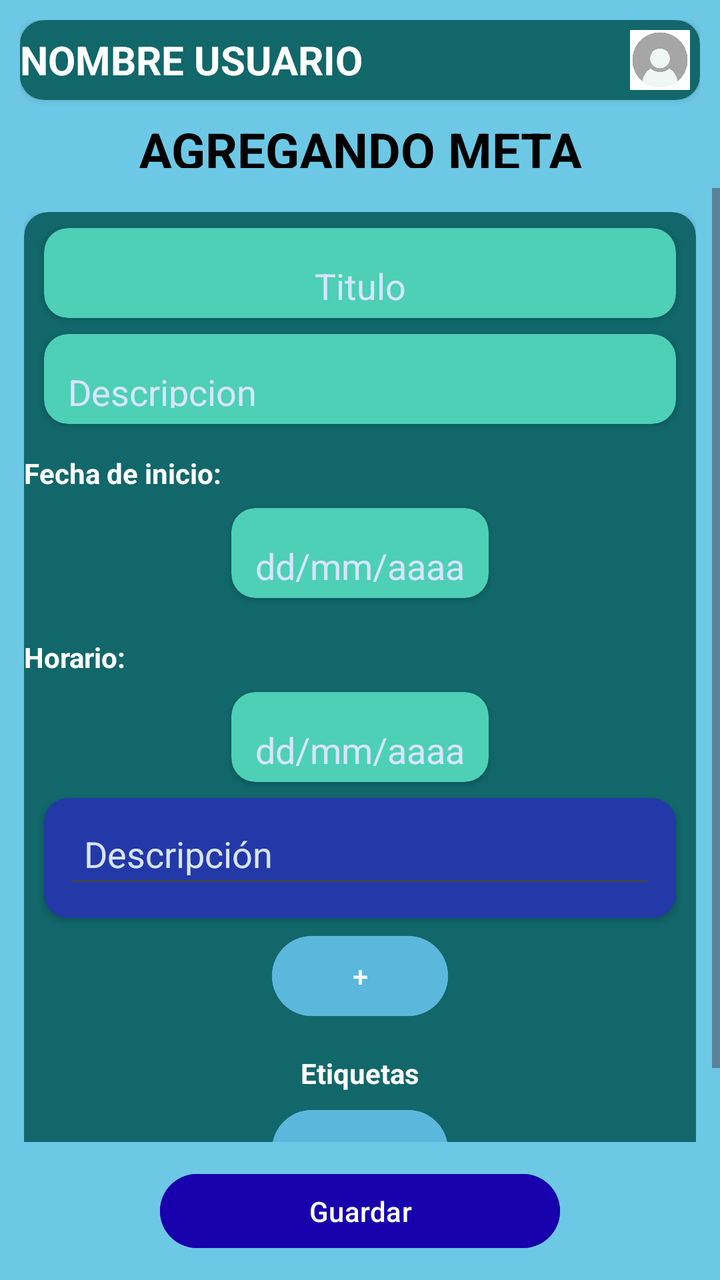
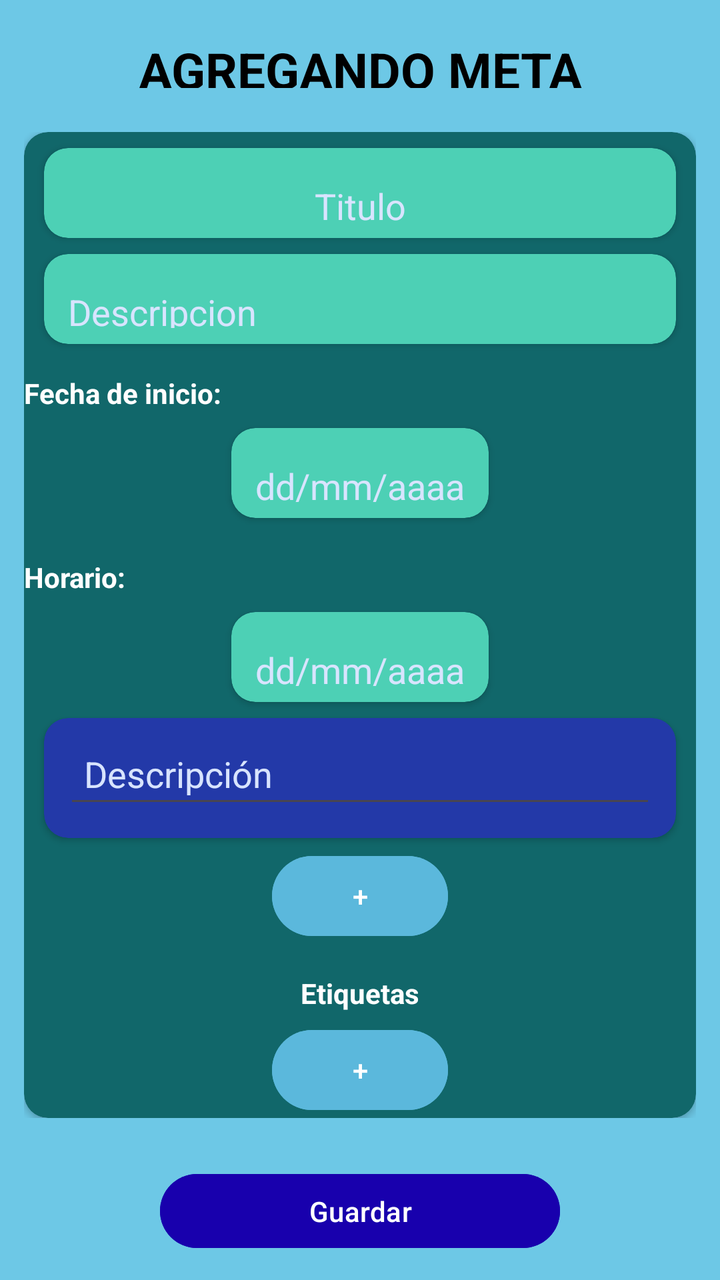

An Android layout rendered at two revisions. The XML below is the earlier revision; the diff shows what the commit changed to produce the second picture.
<!-- AndroidManifest.xml: application theme Theme.SuperSexiBoys -->
<!-- res/layout/activity_agregar_meta.xml -->
<?xml version="1.0" encoding="utf-8"?>
<LinearLayout xmlns:android="http://schemas.android.com/apk/res/android"
    xmlns:app="http://schemas.android.com/apk/res-auto"
    xmlns:tools="http://schemas.android.com/tools"
    android:layout_width="match_parent"
    android:layout_height="match_parent"
    android:orientation="vertical"
    android:background="#6DC8E6"
    >

    <LinearLayout
        android:layout_width="match_parent"
        android:layout_height="wrap_content"
        android:padding="10dp"
        android:orientation="vertical">

        <androidx.cardview.widget.CardView
            android:layout_width="match_parent"
            android:layout_height="wrap_content"
            app:cardCornerRadius="12dp"
            >

            <LinearLayout
                android:layout_width="match_parent"
                android:gravity="center_vertical"
                android:layout_height="wrap_content"
                android:orientation="horizontal"
                android:background="#11676a"
                >

                <TextView
                    android:id="@+id/txtNombreUsuario"
                    android:layout_width="0dp"
                    android:layout_weight="1"
                    android:layout_height="wrap_content"
                    android:text="NOMBRE USUARIO"
                    android:textStyle="bold"
                    android:textSize="20sp"
                    android:background="#11676a"
                    android:textColor="@color/white" />


                <ImageView
                    android:id="@+id/imgPerfil"
                    android:layout_width="40dp"
                    android:layout_height="40dp"
                    android:src="@drawable/perfilvacio"
                    android:background="@drawable/circuloblanco"
                    android:padding="5dp" />
            </LinearLayout>
        </androidx.cardview.widget.CardView>

        <TextView
            android:layout_width="match_parent"
            android:layout_height="26dp"
            android:layout_marginTop="8dp"
            android:text="AGREGANDO META"
            android:textAlignment="center"
            android:textColor="@android:color/black"
            android:textSize="25sp"
            android:textStyle="bold" />
    </LinearLayout>


    <ScrollView
        android:layout_width="match_parent"
        android:layout_height="0dp"
        android:layout_weight="1">

        <LinearLayout
            android:orientation="vertical"
            android:layout_width="match_parent"
            android:layout_height="wrap_content"
            android:padding="12dp">

            <androidx.cardview.widget.CardView
                android:layout_width="match_parent"
                android:layout_height="wrap_content"
                android:padding="15dp"
                app:cardCornerRadius="12dp"
                android:backgroundTint="#11676a">


                <LinearLayout
                    android:layout_width="match_parent"
                    android:layout_height="wrap_content"
                    android:gravity="center"
                    android:orientation="vertical">

                    <androidx.cardview.widget.CardView
                        android:layout_width="match_parent"
                        android:layout_height="wrap_content"
                        android:layout_marginTop="8dp"
                        android:backgroundTint="#4DD0B5"
                        app:cardCornerRadius="12dp"
                        android:layout_marginStart="10dp"
                        android:layout_marginEnd="10dp"
                        >

                        <LinearLayout
                            android:layout_width="match_parent"
                            android:layout_height="45dp"
                            android:orientation="vertical"
                            android:padding="8dp"
                            >

                            <EditText
                                android:layout_width="match_parent"
                                android:layout_height="40dp"
                                android:hint="Titulo"
                                android:gravity="center"
                                android:textColorHint="#d8e4ff"
                                />

                        </LinearLayout>
                    </androidx.cardview.widget.CardView>


                    <androidx.cardview.widget.CardView
                        android:layout_width="match_parent"
                        android:layout_height="wrap_content"
                        android:layout_marginTop="8dp"
                        android:backgroundTint="#4DD0B5"
                        app:cardCornerRadius="12dp"
                        android:layout_marginStart="10dp"
                        android:layout_marginEnd="10dp"
                        >

                        <LinearLayout
                            android:layout_width="match_parent"
                            android:layout_height="45dp"
                            android:orientation="vertical"
                            android:padding="8dp"
                            >

                            <EditText
                                android:layout_width="match_parent"
                                android:layout_height="40dp"
                                android:hint="Descripcion"
                                android:textColorHint="#d8e4ff"
                                />

                        </LinearLayout>
                    </androidx.cardview.widget.CardView>



                    <TextView
                        android:layout_width="match_parent"
                        android:layout_height="wrap_content"
                        android:layout_marginTop="15dp"
                        android:text="Fecha de inicio:"
                        android:textColor="@android:color/white"
                        android:textStyle="bold" />

                    <androidx.cardview.widget.CardView
                        android:layout_width="wrap_content"
                        android:layout_height="wrap_content"
                        android:layout_marginTop="8dp"
                        android:backgroundTint="#4DD0B5"
                        app:cardCornerRadius="12dp"
                        android:layout_marginStart="10dp"
                        android:layout_marginEnd="10dp"
                        >

                        <LinearLayout
                            android:layout_width="match_parent"
                            android:layout_height="45dp"
                            android:orientation="vertical"
                            android:padding="8dp"
                            >

                            <EditText
                                android:layout_width="match_parent"
                                android:layout_height="40dp"
                                android:hint="dd/mm/aaaa"
                                android:textColorHint="#d8e4ff"
                                />
                        </LinearLayout>
                    </androidx.cardview.widget.CardView>

                    <TextView
                        android:layout_width="match_parent"
                        android:layout_height="wrap_content"
                        android:layout_marginTop="20dp"
                        android:text="Horario:"
                        android:textColor="@android:color/white"
                        android:textStyle="bold" />

                    <androidx.cardview.widget.CardView
                        android:layout_width="wrap_content"
                        android:layout_height="wrap_content"
                        android:layout_marginTop="8dp"
                        android:backgroundTint="#4DD0B5"
                        app:cardCornerRadius="12dp"
                        android:layout_marginStart="10dp"
                        android:layout_marginEnd="10dp"
                        >

                        <LinearLayout
                            android:layout_width="match_parent"
                            android:layout_height="45dp"
                            android:orientation="vertical"
                            android:padding="8dp"
                            >

                            <EditText
                                android:layout_width="match_parent"
                                android:layout_height="40dp"
                                android:hint="dd/mm/aaaa"
                                android:textColorHint="#d8e4ff"
                                />
                        </LinearLayout>
                    </androidx.cardview.widget.CardView>


                    <androidx.cardview.widget.CardView
                        android:layout_width="match_parent"
                        android:layout_height="wrap_content"
                        android:layout_marginTop="8dp"
                        android:backgroundTint="#2339a8"
                        app:cardCornerRadius="12dp"
                        android:layout_marginStart="10dp"
                        android:layout_marginEnd="10dp"

                        >

                        <LinearLayout
                            android:layout_width="match_parent"
                            android:layout_height="wrap_content"
                            android:orientation="vertical"
                            android:padding="10dp"
                            >

                            <EditText
                                android:layout_width="match_parent"
                                android:layout_height="40dp"
                                android:hint="Descripción"
                                android:padding="10dp"
                                android:textColorHint="#d8e4ff"

                                />
                        </LinearLayout>
                    </androidx.cardview.widget.CardView>


                    <Button
                        android:id="@+id/btnAgregarEtiqueta1"
                        android:layout_width="wrap_content"
                        android:layout_height="wrap_content"
                        android:layout_gravity="center"
                        android:layout_marginTop="5dp"
                        android:backgroundTint="#5bb8dc"
                        android:text="+"
                        android:textColor="@android:color/white" />

                    <TextView
                        android:layout_width="wrap_content"
                        android:layout_height="wrap_content"
                        android:layout_marginTop="15dp"
                        android:text="Etiquetas"
                        android:textColor="@android:color/white"
                        android:layout_gravity="center"
                        android:textStyle="bold" />

                    <Button
                        android:id="@+id/btnAgregarEtiqueta2"
                        android:layout_width="wrap_content"
                        android:layout_height="wrap_content"
                        android:layout_gravity="center"
                        android:layout_marginTop="5dp"
                        android:backgroundTint="#5bb8dc"
                        android:text="+"
                        android:textColor="@android:color/white" />


                </LinearLayout>
            </androidx.cardview.widget.CardView>

        </LinearLayout>
    </ScrollView>

    <LinearLayout
        android:layout_width="match_parent"
        android:layout_height="wrap_content"
        android:padding="12dp"
        android:gravity="center">

        <Button
            android:id="@+id/btnGuardar"
            android:layout_width="200dp"
            android:layout_height="45dp"
            android:text="Guardar"
            android:backgroundTint="#1800ad"
            android:textColor="@android:color/white"/>
    </LinearLayout>

</LinearLayout>
<!-- resources referenced by this layout -->
<resources>
  <color name="white">#FFFFFFFF</color>
  <!-- drawable circuloblanco: png bitmap (drawable, 11172 bytes) -->
  <!-- drawable perfilvacio: jpg bitmap (drawable, 13526 bytes) -->
  <style name="Theme.SuperSexiBoys" parent="Base.Theme.SuperSexiBoys" />
  <style name="Base.Theme.SuperSexiBoys" parent="Theme.Material3.DayNight.NoActionBar">
          
          
      </style>
</resources>

<!-- the commit's change to res/layout/activity_agregar_meta.xml (unified diff, before → after) -->
@@ -26,28 +26,7 @@
                 android:layout_height="wrap_content"
                 android:orientation="horizontal"
                 android:background="#11676a"
-                >
-
-                <TextView
-                    android:id="@+id/txtNombreUsuario"
-                    android:layout_width="0dp"
-                    android:layout_weight="1"
-                    android:layout_height="wrap_content"
-                    android:text="NOMBRE USUARIO"
-                    android:textStyle="bold"
-                    android:textSize="20sp"
-                    android:background="#11676a"
-                    android:textColor="@color/white" />
-
-
-                <ImageView
-                    android:id="@+id/imgPerfil"
-                    android:layout_width="40dp"
-                    android:layout_height="40dp"
-                    android:src="@drawable/perfilvacio"
-                    android:background="@drawable/circuloblanco"
-                    android:padding="5dp" />
-            </LinearLayout>
+                />
         </androidx.cardview.widget.CardView>
 
         <TextView
<!-- resource entries referenced after the edit -->
@@ -1,8 +1,5 @@
 <!-- resources referenced by this layout -->
 <resources>
-  <color name="white">#FFFFFFFF</color>
-  <!-- drawable circuloblanco: png bitmap (drawable, 11172 bytes) -->
-  <!-- drawable perfilvacio: jpg bitmap (drawable, 13526 bytes) -->
   <style name="Theme.SuperSexiBoys" parent="Base.Theme.SuperSexiBoys" />
   <style name="Base.Theme.SuperSexiBoys" parent="Theme.Material3.DayNight.NoActionBar">
           
